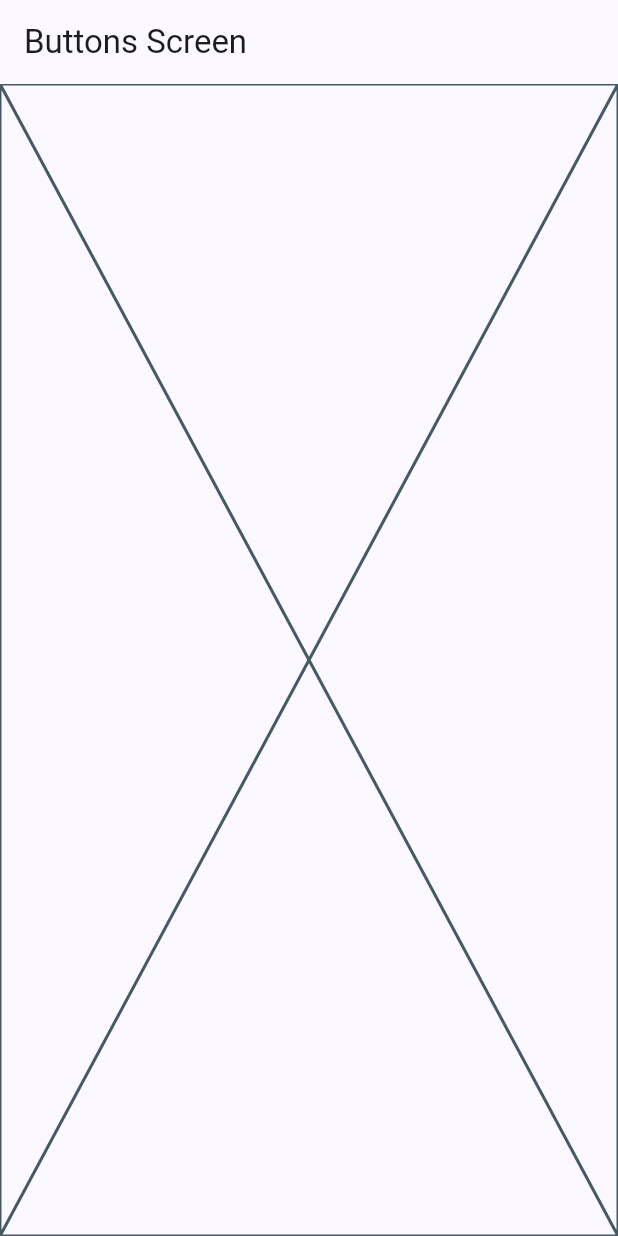
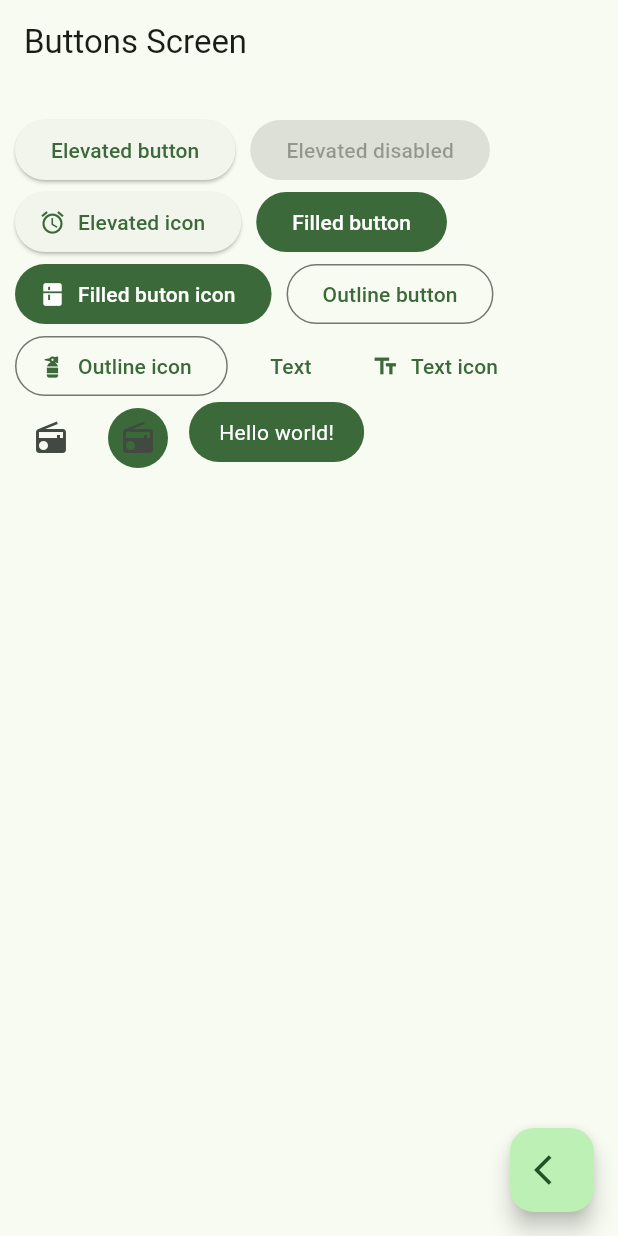
Before and after one commit to MichaelAmador/flutter-widgets, a Flutter app: the ButtonsScreen screen opened by its route, on a phone screen of 412 x 824 dp. Run offline on Flutter 3.47's test engine with Material 2 defaults, Android fonts, the phone set to English and light mode, and no system bars; our stand-ins replace go_router.

Commit message:
Buttons finished

```diff
--- a/lib/main.dart
+++ b/lib/main.dart
@@ -14,7 +14,7 @@ class MainApp extends StatelessWidget {
     return MaterialApp.router(
       routerConfig: appRouter,
       debugShowCheckedModeBanner: false,
-      theme: AppTheme(selectedColor: 3).getTheme(),
+      theme: AppTheme(selectedColor: 2).getTheme(),
     );
   }
 }
--- a/lib/presentations/screens/buttons/buttons_screen.dart
+++ b/lib/presentations/screens/buttons/buttons_screen.dart
@@ -1,4 +1,5 @@
 import 'package:flutter/material.dart';
+import 'package:go_router/go_router.dart';
 
 class ButtonsScreen extends StatelessWidget {
   static const String name = 'buttons_screen';
@@ -10,7 +11,94 @@ class ButtonsScreen extends StatelessWidget {
       appBar: AppBar(
         title: const Text('Buttons Screen'),
       ),
-      body: const Placeholder(),
+      body: const _ButtonsView(),
+      floatingActionButton: FloatingActionButton(
+        onPressed: () => context.pop(),
+        child: const Icon(Icons.arrow_back_ios),
+      ),
     );
   }
 }
+
+class _ButtonsView extends StatelessWidget {
+  const _ButtonsView();
+
+  @override
+  Widget build(BuildContext context) {
+    final colors = Theme.of(context).colorScheme;
+    return Padding(
+      padding: const EdgeInsets.symmetric(horizontal: 10, vertical: 20),
+      child: SizedBox(
+        child: Wrap(
+          spacing: 10,
+          // crossAxisAlignment: WrapCrossAlignment.center,
+          // alignment: WrapAlignment.center,
+          children: [
+            ElevatedButton(
+                onPressed: () {}, child: const Text('Elevated button')),
+            const ElevatedButton(
+                onPressed: null, child: Text('Elevated disabled')),
+            ElevatedButton.icon(
+                onPressed: () {},
+                icon: const Icon(Icons.alarm),
+                label: const Text('Elevated icon')),
+            FilledButton(onPressed: () {}, child: const Text('Filled button')),
+            FilledButton.icon(
+              onPressed: () {},
+              icon: const Icon(Icons.kitchen),
+              label: const Text('Filled buton icon'),
+            ),
+            OutlinedButton(
+                onPressed: () {}, child: const Text('Outline button')),
+            OutlinedButton.icon(
+              onPressed: () {},
+              icon: const Icon(Icons.fire_hydrant),
+              label: const Text('Outline icon'),
+            ),
+            TextButton(onPressed: () {}, child: const Text('Text')),
+            TextButton.icon(
+                onPressed: () {},
+                icon: const Icon(Icons.text_fields),
+                label: const Text('Text icon')),
+            IconButton(
+              onPressed: () {},
+              icon: const Icon(Icons.radio),
+            ),
+            IconButton(
+              onPressed: () {},
+              icon: const Icon(Icons.radio),
+              style: ButtonStyle(
+                  backgroundColor: MaterialStatePropertyAll(colors.primary)),
+            ),
+            const _CustomButton()
+          ],
+        ),
+      ),
+    );
+  }
+}
+
+class _CustomButton extends StatelessWidget {
+  const _CustomButton();
+
+  @override
+  Widget build(BuildContext context) {
+    final colors = Theme.of(context).colorScheme;
+    return ClipRRect(
+      borderRadius: BorderRadius.circular(20),
+      child: Material(
+        color: colors.primary,
+        child: InkWell(
+          onTap: () {},
+          child: const Padding(
+            padding: EdgeInsets.symmetric(horizontal: 20, vertical: 10),
+            child: Text(
+              'Hello world!',
+              style: TextStyle(color: Colors.white),
+            ),
+          ),
+        ),
+      ),
+    );
+  }
+}
```
